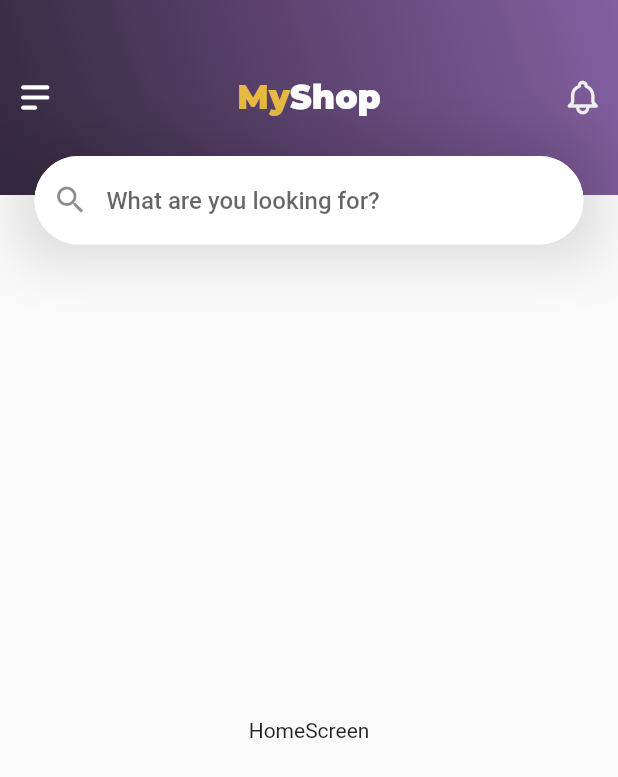
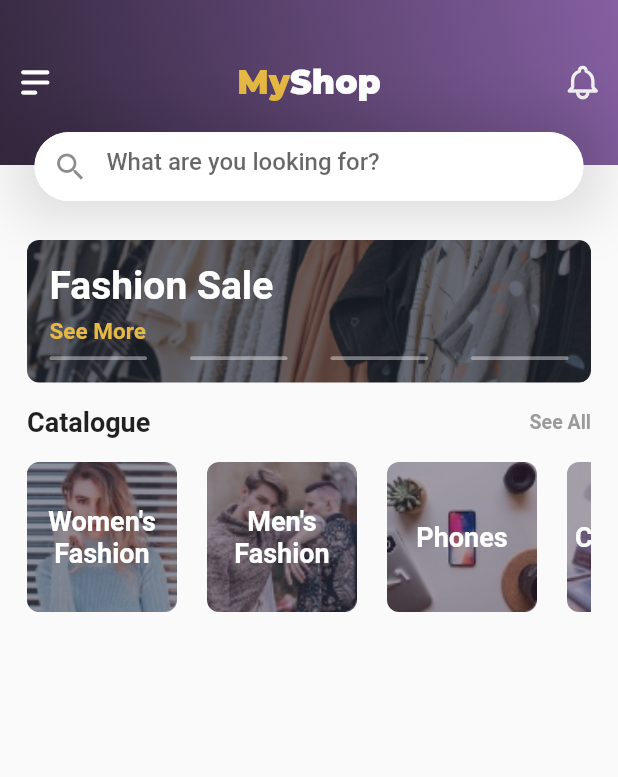
Before and after one commit to ilavisharma/Flutter-Ecommerce-App, a Flutter app: the HomeScreen screen opened by its route, on a phone screen of 412 x 824 dp. Shown: the top 777 px of the screen. Run offline on Flutter 3.47's test engine with Material 2 defaults, Android fonts, the phone set to English and light mode, and no system bars; our stand-ins replace flutter_svg; Roboto replaces fonts that are missing (SF-Pro); project files that could hold a hidden picture were left out.

Commit message:
added catalogue items with image assets

```diff
--- /dev/null
+++ b/lib/data/categories.dart
@@ -0,0 +1,10 @@
+const Categories = [
+  {'title': 'Women\'s Fashion', 'image': 'assets/images/womens_fashion.jpg'},
+  {'title': 'Men\'s Fashion', 'image': 'assets/images/mens_fashion.jpg'},
+  {'title': 'Phones', 'image': 'assets/images/phones.jpg'},
+  {'title': 'Computers', 'image': 'assets/images/computers.jpg'},
+  {'title': 'Smart home', 'image': 'assets/images/smart_home.jpg'},
+  {'title': 'Art & Crafts', 'image': 'assets/images/art_crafts.jpg'},
+  {'title': 'Baby', 'image': 'assets/images/baby.jpg'},
+  {'title': 'Sport', 'image': 'assets/images/sport.jpg'},
+];
--- a/lib/screens/home_screen.dart
+++ b/lib/screens/home_screen.dart
@@ -1,12 +1,51 @@
+import 'package:ecommerce_app/data/categories.dart';
 import 'package:flutter/material.dart';
 import 'package:flutter_svg/flutter_svg.dart';
 import 'package:ecommerce_app/widgets/widgets.dart';
 
 class HomeScreen extends StatelessWidget {
   static const routeName = '/home';
+
+  List<Widget> _buildCategories() {
+    return List.generate(
+      Categories.length,
+      (i) => Container(
+        margin: i != Categories.length - 1
+            ? EdgeInsets.only(right: 20)
+            : EdgeInsets.zero,
+        height: 100,
+        width: 100,
+        decoration: BoxDecoration(
+          borderRadius: BorderRadius.all(Radius.circular(8)),
+          image: DecorationImage(
+            image: AssetImage(Categories[i]['image']),
+            fit: BoxFit.cover,
+            colorFilter: ColorFilter.mode(
+              Color(0x7334283E),
+              BlendMode.srcOver,
+            ),
+          ),
+        ),
+        child: Align(
+          alignment: Alignment.center,
+          child: Text(
+            Categories[i]['title'],
+            textAlign: TextAlign.center,
+            style: TextStyle(
+              fontSize: 18,
+              color: Colors.white,
+              fontWeight: FontWeight.bold,
+            ),
+          ),
+        ),
+      ),
+    );
+  }
+
   @override
   Widget build(BuildContext context) {
     return Scaffold(
+      extendBodyBehindAppBar: true,
       appBar: CustomAppBar(
         leading: SvgPicture.asset(
           'assets/icons/menu-alt.svg',
@@ -40,8 +79,49 @@ class HomeScreen extends StatelessWidget {
           width: 27,
         ),
       ),
-      body: Center(
-        child: Text('HomeScreen'),
+      body: SingleChildScrollView(
+        child: Container(
+          margin: EdgeInsets.symmetric(horizontal: 18),
+          child: Column(
+            mainAxisSize: MainAxisSize.min,
+            children: [
+              SizedBox(
+                height: 160,
+              ),
+              Carousal(),
+              Padding(
+                padding: EdgeInsets.symmetric(vertical: 16),
+                child: Row(
+                  mainAxisAlignment: MainAxisAlignment.spaceBetween,
+                  children: [
+                    Text(
+                      'Catalogue',
+                      style: TextStyle(
+                        fontSize: 18,
+                        fontWeight: FontWeight.bold,
+                      ),
+                    ),
+                    Text(
+                      'See All',
+                      style: TextStyle(
+                        fontSize: 13,
+                        fontWeight: FontWeight.bold,
+                        color: Color(0xFF9B9B9B),
+                      ),
+                    ),
+                  ],
+                ),
+              ),
+              SingleChildScrollView(
+                physics: BouncingScrollPhysics(),
+                scrollDirection: Axis.horizontal,
+                child: Row(
+                  children: _buildCategories(),
+                ),
+              ),
+            ],
+          ),
+        ),
       ),
     );
   }
--- /dev/null
+++ b/lib/widgets/carousal.dart
@@ -0,0 +1,63 @@
+import 'package:flutter/material.dart';
+
+class Carousal extends StatelessWidget {
+  List<Widget> _buildIndicators(BuildContext context) {
+    return List(4).map((_) {
+      return Container(
+        width: 65,
+        height: 2.5,
+        decoration: BoxDecoration(
+          color: Colors.white.withOpacity(0.4),
+          borderRadius: BorderRadius.circular(8),
+        ),
+      );
+    }).toList();
+  }
+
+  @override
+  Widget build(BuildContext context) {
+    return Container(
+      height: 95,
+      width: double.infinity,
+      decoration: BoxDecoration(
+        borderRadius: BorderRadius.circular(8),
+        image: DecorationImage(
+            image: AssetImage('assets/images/carousal_bg.jpg'),
+            fit: BoxFit.cover,
+            colorFilter: ColorFilter.mode(
+              Color.fromRGBO(29, 35, 50, 0.6),
+              BlendMode.srcOver,
+            )),
+      ),
+      child: Padding(
+        padding: EdgeInsets.all(15),
+        child: Column(
+          crossAxisAlignment: CrossAxisAlignment.start,
+          mainAxisAlignment: MainAxisAlignment.spaceBetween,
+          children: [
+            Text(
+              'Fashion Sale',
+              style: TextStyle(
+                fontSize: 26,
+                color: Colors.white,
+                fontWeight: FontWeight.bold,
+              ),
+            ),
+            Text(
+              'See More',
+              style: TextStyle(
+                fontSize: 15,
+                color: Color(0xFFE7B944),
+                fontWeight: FontWeight.bold,
+              ),
+            ),
+            Row(
+              mainAxisAlignment: MainAxisAlignment.spaceBetween,
+              children: _buildIndicators(context),
+            ),
+          ],
+        ),
+      ),
+    );
+  }
+}
--- a/lib/widgets/custom_app_bar.dart
+++ b/lib/widgets/custom_app_bar.dart
@@ -12,7 +12,7 @@ class CustomAppBar extends StatelessWidget implements PreferredSizeWidget {
   });
 
   @override
-  Size get preferredSize => Size.fromHeight(150);
+  Size get preferredSize => Size.fromHeight(120);
 
   Widget build(BuildContext context) {
     final border = OutlineInputBorder(
@@ -26,7 +26,7 @@ class CustomAppBar extends StatelessWidget implements PreferredSizeWidget {
             heightFactor: 0.8,
             alignment: Alignment.topCenter,
             child: Container(
-              height: 130,
+              height: 110,
               padding: EdgeInsets.symmetric(horizontal: 10),
               decoration: BoxDecoration(
                 gradient: LinearGradient(
@@ -46,6 +46,7 @@ class CustomAppBar extends StatelessWidget implements PreferredSizeWidget {
             ),
           ),
           Container(
+            height: 46,
             margin: EdgeInsets.symmetric(horizontal: 23),
             decoration: BoxDecoration(
               boxShadow: [
@@ -62,7 +63,6 @@ class CustomAppBar extends StatelessWidget implements PreferredSizeWidget {
                 fontSize: 16,
                 fontWeight: FontWeight.w500,
               ),
-              textAlign: TextAlign.left,
               decoration: InputDecoration(
                 filled: true,
                 fillColor: Colors.white,
@@ -70,7 +70,8 @@ class CustomAppBar extends StatelessWidget implements PreferredSizeWidget {
                 prefixIcon: Icon(Icons.search),
                 border: border,
                 enabledBorder: border,
-                  focusedBorder: border),
+                focusedBorder: border,
+              ),
             ),
           )
         ],
--- a/lib/widgets/widgets.dart
+++ b/lib/widgets/widgets.dart
@@ -2,3 +2,4 @@ export './button.dart';
 export './clipped_header.dart';
 export './faded_button.dart';
 export './custom_app_bar.dart';
+export './carousal.dart';
```
Also changed, not shown: assets/images/art_crafts.jpg (added), assets/images/baby.jpg (added), assets/images/carousal_bg.jpg (added), assets/images/computers.jpg (added), assets/images/mens_fashion.jpg (added), assets/images/phones.jpg (added), assets/images/smart_home.jpg (added), assets/images/sport.jpg (added), assets/images/womens_fashion.jpg (added). Lines whose indentation alone changed are shown as unchanged.
